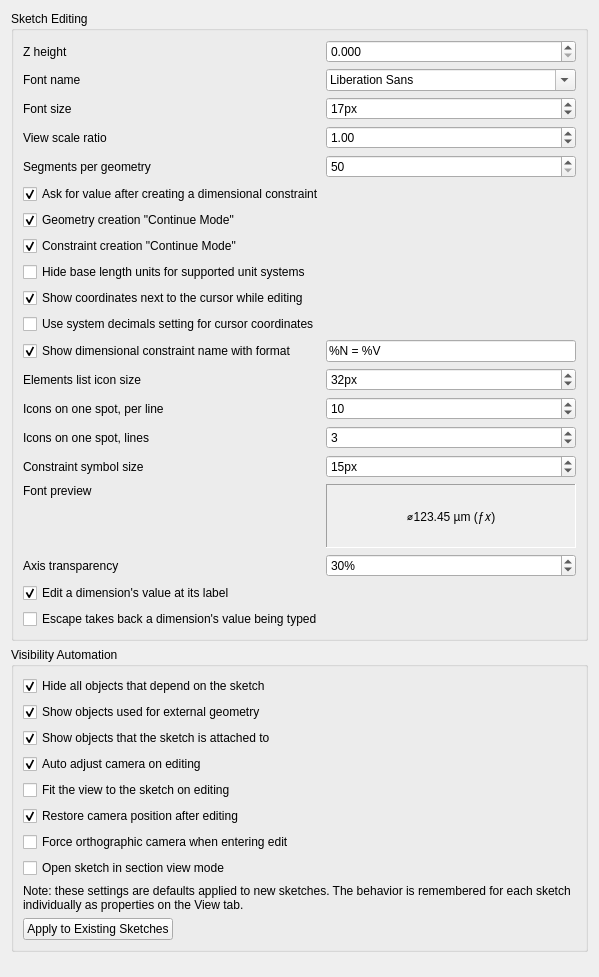
Qt form src/Mod/Sketcher/Gui/SketcherSettingsDisplay.ui (realthunder/FreeCAD) before a commit.
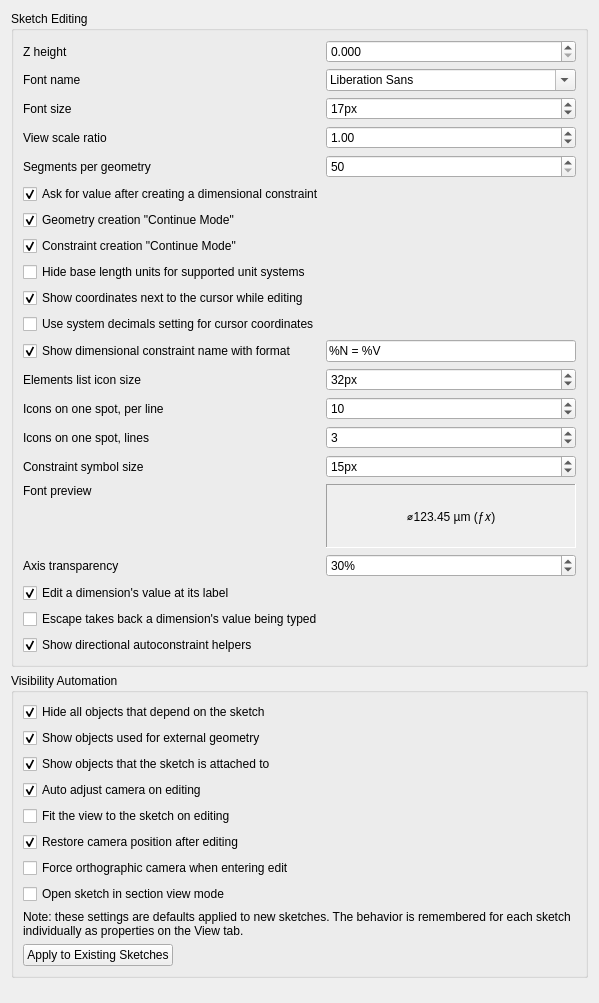
The same form after that commit. Custom widgets are drawn as their Qt base class.

Commit message: Sketcher: the directional helper lines can be turned off in the preferences

Diff of the .ui file:
```diff
--- a/src/Mod/Sketcher/Gui/SketcherSettingsDisplay.ui
+++ b/src/Mod/Sketcher/Gui/SketcherSettingsDisplay.ui
@@ -134,6 +134,25 @@
         </property>
        </widget>
       </item>
+      <item row="21" column="0" colspan="2">
+       <widget class="Gui::PrefCheckBox" name="checkBoxShowDirectionalAutoConstraintHints">
+        <property name="toolTip">
+         <string>Shows helper lines for directional autoconstraints such as parallel, perpendicular, and tangent</string>
+        </property>
+        <property name="text">
+         <string>Show directional autoconstraint helpers</string>
+        </property>
+        <property name="checked">
+         <bool>true</bool>
+        </property>
+        <property name="prefEntry" stdset="0">
+         <cstring>ShowDirectionalAutoConstraintHints</cstring>
+        </property>
+        <property name="prefPath" stdset="0">
+         <cstring>Mod/Sketcher/General</cstring>
+        </property>
+       </widget>
+      </item>
       <item row="9" column="0">
        <widget class="Gui::PrefCheckBox" name="checkBoxShowCursorCoords">
         <property name="toolTip">
```
Left out of the diff: 1 changed line with no effect on the pictures. The commit also changes 2 other files.
